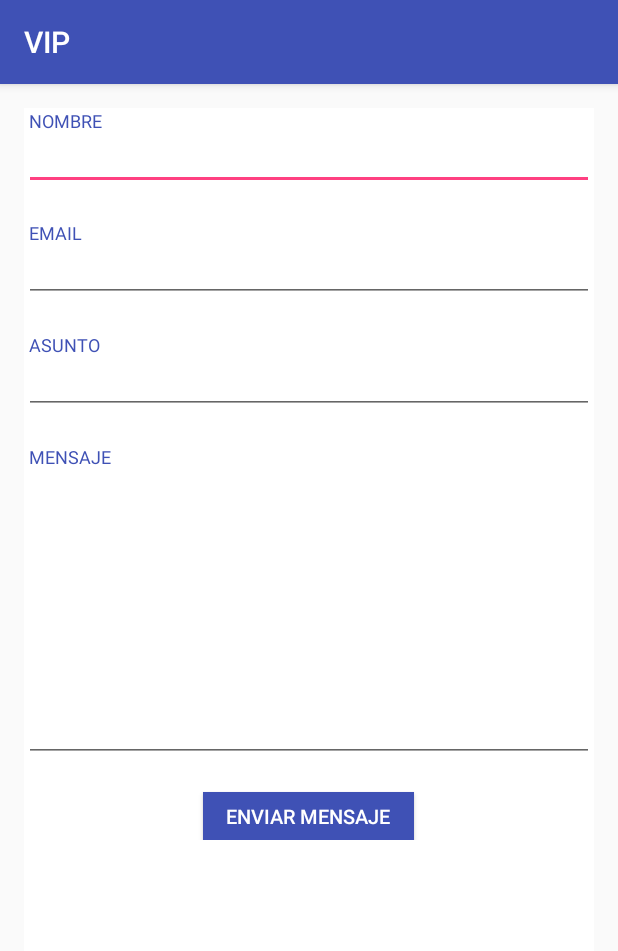
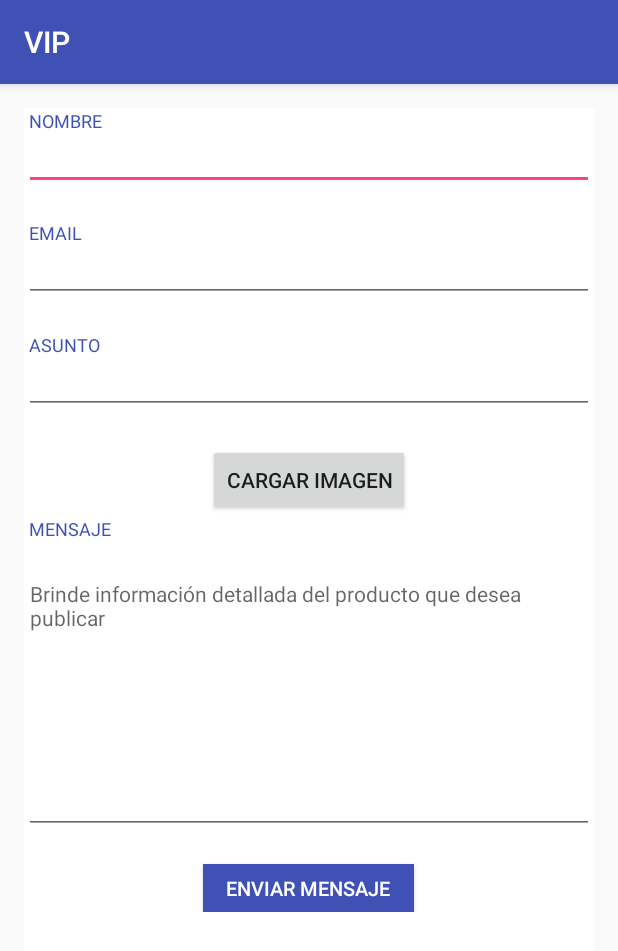
Before and after one commit to Franverri/VIP, an Android app: the contact_form screen opened directly, with no data from a screen before it, on a phone screen of 412 x 824 dp. Shown: the top 951 px of the screen. Run offline under Robolectric (Android 15) with nearby library versions, the phone set to English and light mode, and no system bars; our stand-ins replace CircleImageView.

Commit message:
Boton para subir imagen - Falta funcionalidad

```diff
--- a/app/src/main/AndroidManifest.xml
+++ b/app/src/main/AndroidManifest.xml
@@ -1,6 +1,10 @@
 <?xml version="1.0" encoding="utf-8"?>
 <manifest xmlns:android="http://schemas.android.com/apk/res/android"
     package="tdp.vip">
+
+    <uses-permission android:name="android.permission.INTERNET" />
+    <uses-permission android:name="android.permission.READ_EXTERNAL_STORAGE" />
+    <uses-permission android:name="android.permission.WRITE_EXTERNAL_STORAGE" />
 
     <application
         android:allowBackup="true"
--- a/app/src/main/res/layout/activity_contact_form.xml
+++ b/app/src/main/res/layout/activity_contact_form.xml
@@ -77,6 +77,20 @@
                 android:singleLine="true"
                 android:textSize="14sp" />
 
+            <ImageView
+                android:id="@+id/imgUpload"
+                android:layout_width="fill_parent"
+                android:layout_height="wrap_content"
+                android:layout_weight="1" />
+
+            <Button
+                android:id="@+id/buttonLoadPicture"
+                android:layout_width="wrap_content"
+                android:layout_height="wrap_content"
+                android:layout_weight="0"
+                android:text="Cargar imagen"
+                android:layout_gravity="center" />
+
             <TextView
                 android:layout_width="fill_parent"
                 android:layout_height="32dp"
@@ -88,6 +102,7 @@
 
             <EditText
                 android:id="@+id/your_message"
+                android:hint="Brinde información detallada del producto que desea publicar"
                 android:layout_width="fill_parent"
                 android:layout_height="wrap_content"
                 android:layout_marginBottom="20dp"
--- a/app/src/main/res/values/strings.xml
+++ b/app/src/main/res/values/strings.xml
@@ -12,7 +12,7 @@
     <string name="hello_blank_fragment">Hello blank fragment</string>
     <string name="dialog_message">Para poder publicar su producto debe contactarse con VIP enviando un mail a publicaciones@vip.com.ar</string>
     <string name="dialog_title">Publicaciones</string>
-    <string name="ok">Aceptar</string>
+    <string name="ok">Enviar mail</string>
 
     <!--Contact Form-->
     <string name="contact_form">Contactenos</string>
```
Also changed, not shown: app/src/main/java/tdp/vip/contact_form.java (+45 -0 lines).
